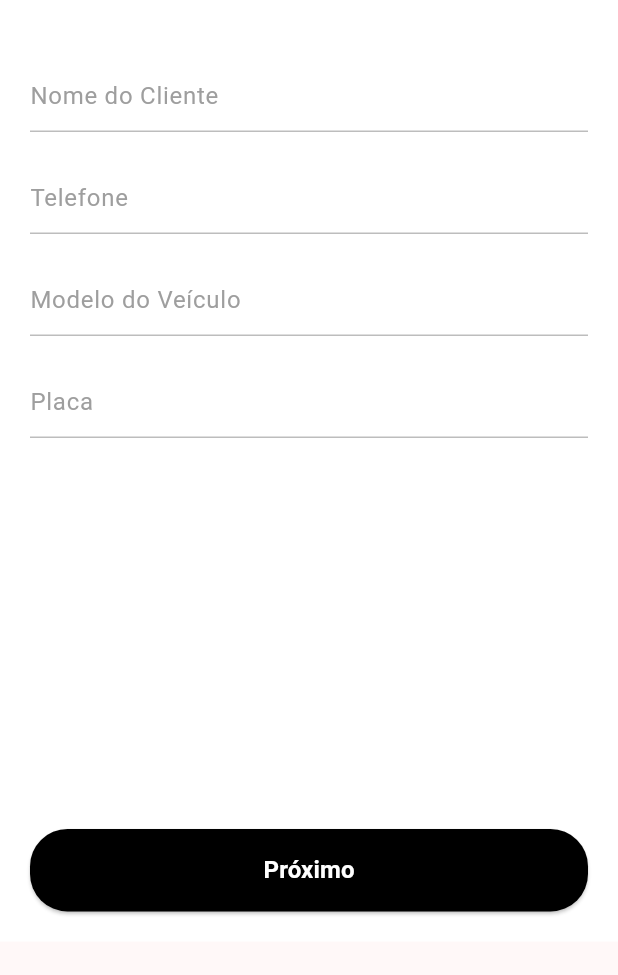
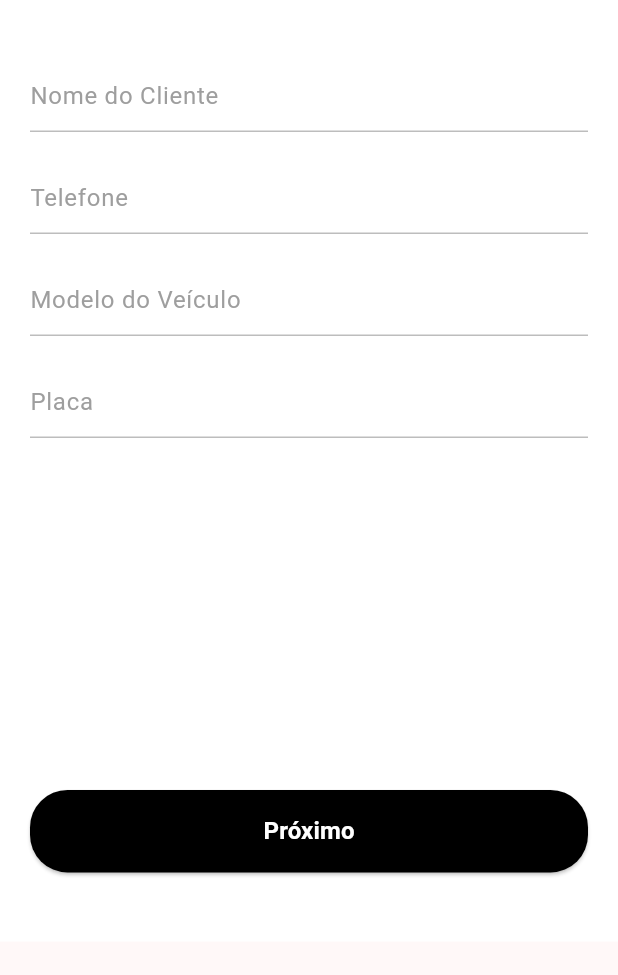
Before and after one commit to luizsimi/PI-5o-SEMESTRE-DSM, a Flutter app: the BudgetModal widget shown alone on an empty page, opened directly, on a phone screen of 412 x 824 dp, the part 171-1146 px from its top. Run offline on Flutter 3.47's test engine with Material 3 defaults, Android fonts, the phone set to English and light mode, and no system bars; our stand-ins replace flutter_svg.

Commit message:
fix: ajuste margin button proximo

```diff
--- a/frontend/lib/components/budget_modal.dart
+++ b/frontend/lib/components/budget_modal.dart
@@ -384,7 +384,9 @@ class _BudgetModalState extends State<BudgetModal> {
                   ),
 
                   // Botão Próximo
-                  SizedBox(
+                  Padding(
+                    padding: const EdgeInsets.only(bottom: 26),
+                    child: SizedBox(
                       width: double.infinity,
                       child: ElevatedButton(
                         onPressed: () async {
@@ -422,6 +424,7 @@ class _BudgetModalState extends State<BudgetModal> {
                         ),
                       ),
                     ),
+                  ),
                 ],
               ),
             ),
--- a/frontend/pubspec.yaml
+++ b/frontend/pubspec.yaml
@@ -19,7 +19,7 @@ publish_to: 'none' # Remove this line if you wish to publish to pub.dev
 version: 1.0.0+1
 
 environment:
-  sdk: ^3.9.2
+  sdk: ^3.9.0
 
 # Dependencies specify other packages that your package needs in order to work.
 # To automatically upgrade your package dependencies to the latest versions
```
Also changed, not shown: frontend/pubspec.lock. Lines whose indentation alone changed are shown as unchanged.
